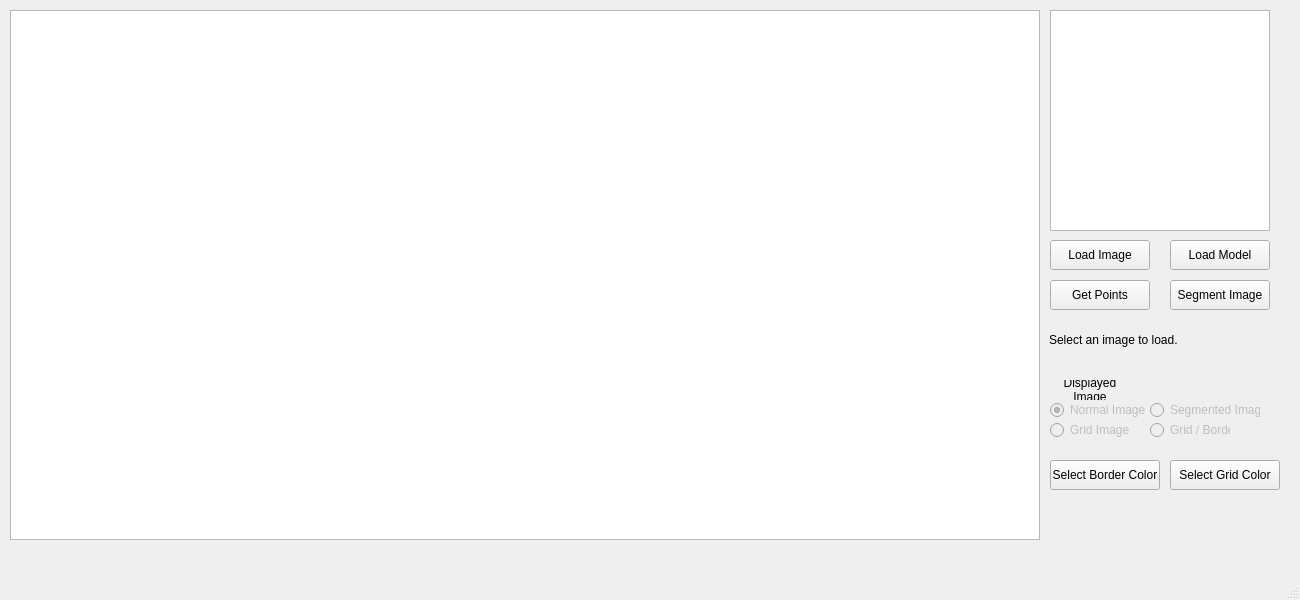
First picture: the form in sopia_ui.ui, repository j-askin/cs198, before the edit.
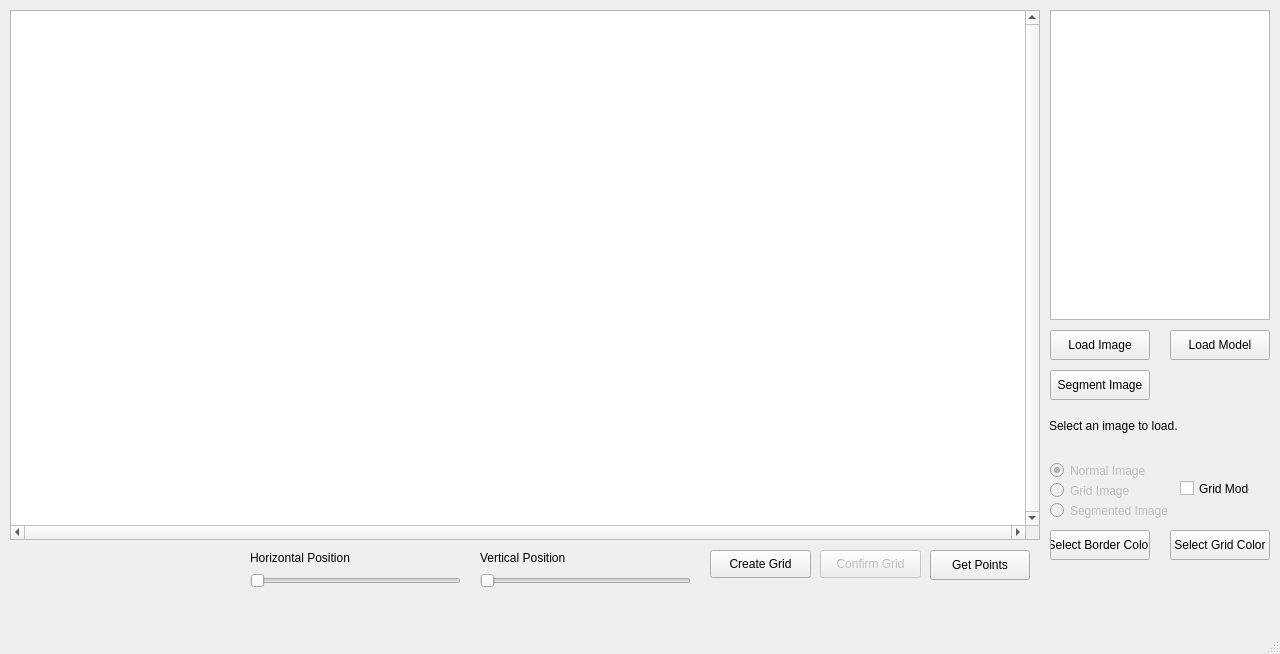
Second picture: the form after the edit.

The edit to the form file:
```diff
--- a/sopia_ui.ui
+++ b/sopia_ui.ui
@@ -6,8 +6,8 @@
    <rect>
     <x>0</x>
     <y>0</y>
-    <width>1300</width>
-    <height>600</height>
+    <width>1280</width>
+    <height>654</height>
    </rect>
   </property>
   <property name="windowTitle">
@@ -20,7 +20,7 @@
       <x>1050</x>
       <y>10</y>
       <width>220</width>
-      <height>221</height>
+      <height>310</height>
      </rect>
     </property>
    </widget>
@@ -28,7 +28,7 @@
     <property name="geometry">
      <rect>
       <x>1050</x>
-      <y>240</y>
+      <y>330</y>
       <width>100</width>
       <height>30</height>
      </rect>
@@ -40,8 +40,8 @@
    <widget class="QPushButton" name="segmentImage">
     <property name="geometry">
      <rect>
-      <x>1170</x>
-      <y>280</y>
+      <x>1050</x>
+      <y>370</y>
       <width>100</width>
       <height>30</height>
      </rect>
@@ -53,8 +53,8 @@
    <widget class="QPushButton" name="getPoints">
     <property name="geometry">
      <rect>
-      <x>1050</x>
-      <y>280</y>
+      <x>930</x>
+      <y>550</y>
       <width>100</width>
       <height>30</height>
      </rect>
@@ -70,9 +70,9 @@
     <property name="geometry">
      <rect>
       <x>1049</x>
-      <y>310</y>
+      <y>400</y>
       <width>220</width>
-      <height>60</height>
+      <height>51</height>
      </rect>
     </property>
     <property name="autoFillBackground">
@@ -88,63 +88,6 @@
      <bool>true</bool>
     </property>
    </widget>
-   <widget class="QRadioButton" name="normImageRadio">
-    <property name="enabled">
-     <bool>false</bool>
-    </property>
-    <property name="geometry">
-     <rect>
-      <x>1050</x>
-      <y>400</y>
-      <width>130</width>
-      <height>20</height>
-     </rect>
-    </property>
-    <property name="text">
-     <string>Normal Image</string>
-    </property>
-    <property name="checked">
-     <bool>true</bool>
-    </property>
-   </widget>
-   <widget class="QRadioButton" name="gridImageRadio">
-    <property name="enabled">
-     <bool>false</bool>
-    </property>
-    <property name="geometry">
-     <rect>
-      <x>1050</x>
-      <y>420</y>
-      <width>80</width>
-      <height>20</height>
-     </rect>
-    </property>
-    <property name="text">
-     <string>Grid Image</string>
-    </property>
-    <property name="checked">
-     <bool>false</bool>
-    </property>
-   </widget>
-   <widget class="QRadioButton" name="segImageRadio">
-    <property name="enabled">
-     <bool>false</bool>
-    </property>
-    <property name="geometry">
-     <rect>
-      <x>1150</x>
-      <y>400</y>
-      <width>110</width>
-      <height>20</height>
-     </rect>
-    </property>
-    <property name="text">
-     <string>Segmented Image</string>
-    </property>
-    <property name="checked">
-     <bool>false</bool>
-    </property>
-   </widget>
    <widget class="QGraphicsView" name="imageDisplay">
     <property name="geometry">
      <rect>
@@ -154,6 +97,12 @@
       <height>530</height>
      </rect>
     </property>
+    <property name="verticalScrollBarPolicy">
+     <enum>Qt::ScrollBarAlwaysOn</enum>
+    </property>
+    <property name="horizontalScrollBarPolicy">
+     <enum>Qt::ScrollBarAlwaysOn</enum>
+    </property>
     <property name="sizeAdjustPolicy">
      <enum>QAbstractScrollArea::AdjustToContentsOnFirstShow</enum>
     </property>
@@ -162,7 +111,7 @@
     <property name="geometry">
      <rect>
       <x>1170</x>
-      <y>240</y>
+      <y>330</y>
       <width>100</width>
       <height>30</height>
      </rect>
@@ -171,34 +120,175 @@
      <string>Load Model</string>
     </property>
    </widget>
-   <widget class="QLabel" name="displayLabel">
+   <widget class="QPushButton" name="createGrid">
     <property name="geometry">
      <rect>
+      <x>710</x>
+      <y>550</y>
+      <width>101</width>
+      <height>28</height>
+     </rect>
+    </property>
+    <property name="text">
+     <string>Create Grid</string>
+    </property>
+   </widget>
+   <widget class="QSlider" name="hPositionSlider">
+    <property name="enabled">
+     <bool>true</bool>
+    </property>
+    <property name="geometry">
+     <rect>
+      <x>250</x>
+      <y>570</y>
+      <width>211</width>
+      <height>22</height>
+     </rect>
+    </property>
+    <property name="orientation">
+     <enum>Qt::Horizontal</enum>
+    </property>
+   </widget>
+   <widget class="QSlider" name="vPositionSlider">
+    <property name="enabled">
+     <bool>true</bool>
+    </property>
+    <property name="geometry">
+     <rect>
+      <x>480</x>
+      <y>570</y>
+      <width>211</width>
+      <height>22</height>
+     </rect>
+    </property>
+    <property name="orientation">
+     <enum>Qt::Horizontal</enum>
+    </property>
+   </widget>
+   <widget class="QLabel" name="hPositionLabel">
+    <property name="enabled">
+     <bool>true</bool>
+    </property>
+    <property name="geometry">
+     <rect>
+      <x>250</x>
+      <y>550</y>
+      <width>111</width>
+      <height>16</height>
+     </rect>
+    </property>
+    <property name="text">
+     <string>Horizontal Position</string>
+    </property>
+   </widget>
+   <widget class="QLabel" name="vPositionLabel">
+    <property name="enabled">
+     <bool>true</bool>
+    </property>
+    <property name="geometry">
+     <rect>
+      <x>480</x>
+      <y>550</y>
+      <width>111</width>
+      <height>16</height>
+     </rect>
+    </property>
+    <property name="text">
+     <string>Vertical Position</string>
+    </property>
+   </widget>
+   <widget class="QRadioButton" name="normImageRadio">
+    <property name="enabled">
+     <bool>false</bool>
+    </property>
+    <property name="geometry">
+     <rect>
       <x>1050</x>
-      <y>380</y>
-      <width>80</width>
-      <height>20</height>
+      <y>460</y>
+      <width>131</width>
+      <height>21</height>
      </rect>
     </property>
-    <property name="autoFillBackground">
+    <property name="text">
+     <string>Normal Image</string>
+    </property>
+    <property name="checked">
+     <bool>true</bool>
+    </property>
+   </widget>
+   <widget class="QRadioButton" name="gridImageRadio">
+    <property name="enabled">
      <bool>false</bool>
     </property>
+    <property name="geometry">
+     <rect>
+      <x>1050</x>
+      <y>480</y>
+      <width>131</width>
+      <height>21</height>
+     </rect>
+    </property>
     <property name="text">
-     <string>Displayed Image</string>
+     <string>Grid Image</string>
     </property>
-    <property name="alignment">
-     <set>Qt::AlignCenter</set>
+    <property name="checked">
+     <bool>false</bool>
     </property>
-    <property name="wordWrap">
-     <bool>true</bool>
+   </widget>
+   <widget class="QRadioButton" name="segImageRadio">
+    <property name="enabled">
+     <bool>false</bool>
+    </property>
+    <property name="geometry">
+     <rect>
+      <x>1050</x>
+      <y>500</y>
+      <width>131</width>
+      <height>21</height>
+     </rect>
+    </property>
+    <property name="text">
+     <string>Segmented Image</string>
+    </property>
+    <property name="checked">
+     <bool>false</bool>
+    </property>
+   </widget>
+   <widget class="QPushButton" name="confirmGrid">
+    <property name="enabled">
+     <bool>false</bool>
+    </property>
+    <property name="geometry">
+     <rect>
+      <x>820</x>
+      <y>550</y>
+      <width>101</width>
+      <height>28</height>
+     </rect>
+    </property>
+    <property name="text">
+     <string>Confirm Grid</string>
+    </property>
+   </widget>
+   <widget class="QCheckBox" name="changeMode">
+    <property name="geometry">
+     <rect>
+      <x>1180</x>
+      <y>480</y>
+      <width>70</width>
+      <height>17</height>
+     </rect>
+    </property>
+    <property name="text">
+     <string>Grid Mode</string>
     </property>
    </widget>
    <widget class="QPushButton" name="selectBorder">
     <property name="geometry">
      <rect>
       <x>1050</x>
-      <y>460</y>
-      <width>110</width>
+      <y>530</y>
+      <width>100</width>
       <height>30</height>
      </rect>
     </property>
@@ -210,8 +300,8 @@
     <property name="geometry">
      <rect>
       <x>1170</x>
-      <y>460</y>
-      <width>110</width>
+      <y>530</y>
+      <width>100</width>
       <height>30</height>
      </rect>
     </property>
@@ -223,7 +313,7 @@
     <property name="geometry">
      <rect>
       <x>1080</x>
-      <y>500</y>
+      <y>570</y>
       <width>50</width>
       <height>50</height>
      </rect>
@@ -242,7 +332,7 @@
     <property name="geometry">
      <rect>
       <x>1200</x>
-      <y>500</y>
+      <y>570</y>
       <width>50</width>
       <height>50</height>
      </rect>
@@ -257,25 +347,6 @@
      <set>Qt::AlignCenter</set>
     </property>
    </widget>
-   <widget class="QRadioButton" name="gridImageRadio_2">
-    <property name="enabled">
-     <bool>false</bool>
-    </property>
-    <property name="geometry">
-     <rect>
-      <x>1150</x>
-      <y>420</y>
-      <width>80</width>
-      <height>20</height>
-     </rect>
-    </property>
-    <property name="text">
-     <string>Grid / Border</string>
-    </property>
-    <property name="checked">
-     <bool>false</bool>
-    </property>
-   </widget>
   </widget>
   <widget class="QMenuBar" name="menubar">
    <property name="geometry">
```
Left out of the diff: 2 changed lines with no effect on the pictures.
